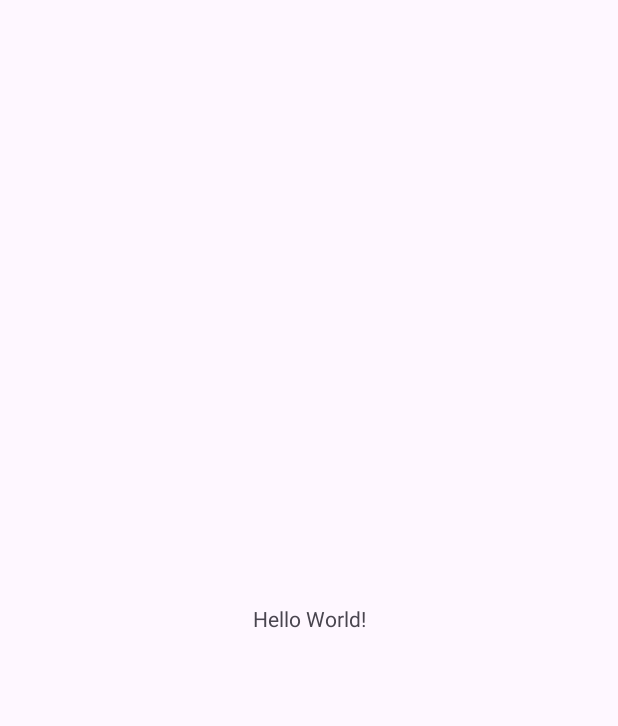
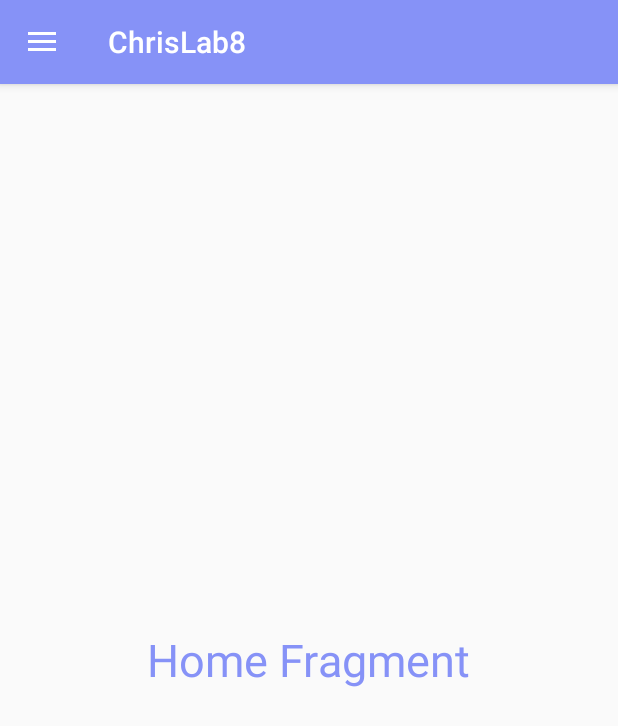
Before and after one commit to ChristopherGarcia1506/ChrisGarciaLab8, an Android app: the screen it shows after launch (GarciaActivity8), on a phone screen of 412 x 824 dp. Before the commit the part shown is almost empty. Shown: the top 726 px of the screen. Run offline under Robolectric (Android 15) with nearby library versions, the phone set to English and light mode, and no system bars.

Commit message:
4) implemented  navigation drawer with their respective fragments

```diff
--- a/ChrisModule8/src/main/AndroidManifest.xml
+++ b/ChrisModule8/src/main/AndroidManifest.xml
@@ -14,12 +14,16 @@
         tools:targetApi="31">
         <activity
             android:name=".GarciaActivity8"
+            android:theme="@style/Theme.AppCompat.Light.NoActionBar"
             android:exported="true">
             <intent-filter>
                 <action android:name="android.intent.action.MAIN" />
 
                 <category android:name="android.intent.category.LAUNCHER" />
             </intent-filter>
+            <meta-data
+                android:name="android.app.lib_name"
+                android:value="" />
         </activity>
     </application>
 
--- a/ChrisModule8/src/main/java/chris/garcia/n01371506/cg/GarciaActivity8.java
+++ b/ChrisModule8/src/main/java/chris/garcia/n01371506/cg/GarciaActivity8.java
@@ -1,24 +1,72 @@
 package chris.garcia.n01371506.cg;
 
+import android.app.AlertDialog;
+import android.content.Intent;
+import android.net.Uri;
 import android.os.Bundle;
 
-import androidx.activity.EdgeToEdge;
+import androidx.annotation.NonNull;
+import androidx.appcompat.app.ActionBarDrawerToggle;
 import androidx.appcompat.app.AppCompatActivity;
-import androidx.core.graphics.Insets;
-import androidx.core.view.ViewCompat;
-import androidx.core.view.WindowInsetsCompat;
+import androidx.appcompat.widget.Toolbar;
+import androidx.core.view.GravityCompat;
+import androidx.drawerlayout.widget.DrawerLayout;
 
-public class GarciaActivity8 extends AppCompatActivity {
+import android.provider.Settings;
+import android.view.MenuItem;
+import android.widget.Toast;
+import com.google.android.material.navigation.NavigationView;
 
+public class GarciaActivity8 extends AppCompatActivity implements NavigationView.OnNavigationItemSelectedListener{
+
+    private DrawerLayout drawerLayout;
     @Override
     protected void onCreate(Bundle savedInstanceState) {
         super.onCreate(savedInstanceState);
-        EdgeToEdge.enable(this);
         setContentView(R.layout.activity_main);
-        ViewCompat.setOnApplyWindowInsetsListener(findViewById(R.id.main), (v, insets) -> {
-            Insets systemBars = insets.getInsets(WindowInsetsCompat.Type.systemBars());
-            v.setPadding(systemBars.left, systemBars.top, systemBars.right, systemBars.bottom);
-            return insets;
-        });
+        Toolbar toolbar = findViewById(R.id.toolbar); //Ignore red line errors
+        setSupportActionBar(toolbar);
+        drawerLayout = findViewById(R.id.drawer_layout);
+        NavigationView navigationView = findViewById(R.id.nav_view);
+        navigationView.setNavigationItemSelectedListener((NavigationView.OnNavigationItemSelectedListener) this);;
+        ActionBarDrawerToggle toggle = new ActionBarDrawerToggle(this, drawerLayout, toolbar, R.string.open_nav,
+                R.string.close_nav);
+        drawerLayout.addDrawerListener(toggle);
+        toggle.syncState();
+        if (savedInstanceState == null) {
+            getSupportFragmentManager().beginTransaction().replace(R.id.fragment_container, new HomeFragment()).commit();
+            navigationView.setCheckedItem(R.id.nav_home);
+        }
+    }
+    @Override
+    public boolean onNavigationItemSelected(@NonNull MenuItem item) {
+        int id = item.getItemId();
+        if (id == R.id.nav_home) {
+            getSupportFragmentManager().beginTransaction().replace(R.id.fragment_container, new HomeFragment()).commit();
+
+        } else if (id == R.id.nav_settings) {
+            getSupportFragmentManager().beginTransaction().replace(R.id.fragment_container, new SettingsFragment()).commit();
+
+        } else if (id == R.id.nav_share) {
+            getSupportFragmentManager().beginTransaction().replace(R.id.fragment_container, new ShareFragment()).commit();
+
+        } else if (id == R.id.nav_about) {
+            getSupportFragmentManager().beginTransaction().replace(R.id.fragment_container, new AboutFragment()).commit();
+
+        } else if (id == R.id.nav_logout) {
+            Toast.makeText(this, "Logout!", Toast.LENGTH_SHORT).show();
+
+        }
+        drawerLayout.closeDrawer(GravityCompat.START);
+        return true;
+    }
+
+    @Override
+    public void onBackPressed() {
+        if (drawerLayout.isDrawerOpen(GravityCompat.START)) {
+            drawerLayout.closeDrawer(GravityCompat.START);
+        } else {
+            super.onBackPressed();
+        }
     }
 }
--- /dev/null
+++ b/ChrisModule8/src/main/java/chris/garcia/n01371506/cg/HomeFragment.java
@@ -0,0 +1,64 @@
+package chris.garcia.n01371506.cg;
+
+import android.os.Bundle;
+
+import androidx.fragment.app.Fragment;
+
+import android.view.LayoutInflater;
+import android.view.View;
+import android.view.ViewGroup;
+
+/**
+ * A simple {@link Fragment} subclass.
+ * Use the {@link HomeFragment#newInstance} factory method to
+ * create an instance of this fragment.
+ */
+public class HomeFragment extends Fragment {
+
+    // TODO: Rename parameter arguments, choose names that match
+    // the fragment initialization parameters, e.g. ARG_ITEM_NUMBER
+    private static final String ARG_PARAM1 = "param1";
+    private static final String ARG_PARAM2 = "param2";
+
+    // TODO: Rename and change types of parameters
+    private String mParam1;
+    private String mParam2;
+
+    public HomeFragment() {
+        // Required empty public constructor
+    }
+
+    /**
+     * Use this factory method to create a new instance of
+     * this fragment using the provided parameters.
+     *
+     * @param param1 Parameter 1.
+     * @param param2 Parameter 2.
+     * @return A new instance of fragment HomeFragment.
+     */
+    // TODO: Rename and change types and number of parameters
+    public static HomeFragment newInstance(String param1, String param2) {
+        HomeFragment fragment = new HomeFragment();
+        Bundle args = new Bundle();
+        args.putString(ARG_PARAM1, param1);
+        args.putString(ARG_PARAM2, param2);
+        fragment.setArguments(args);
+        return fragment;
+    }
+
+    @Override
+    public void onCreate(Bundle savedInstanceState) {
+        super.onCreate(savedInstanceState);
+        if (getArguments() != null) {
+            mParam1 = getArguments().getString(ARG_PARAM1);
+            mParam2 = getArguments().getString(ARG_PARAM2);
+        }
+    }
+
+    @Override
+    public View onCreateView(LayoutInflater inflater, ViewGroup container,
+                             Bundle savedInstanceState) {
+        // Inflate the layout for this fragment
+        return inflater.inflate(R.layout.fragment_home, container, false);
+    }
+}
--- /dev/null
+++ b/ChrisModule8/src/main/res/drawable/nav_about.xml
@@ -0,0 +1,5 @@
+<vector xmlns:android="http://schemas.android.com/apk/res/android" android:height="24dp" android:tint="#000000" android:viewportHeight="24" android:viewportWidth="24" android:width="24dp">
+
+    <path android:fillColor="@android:color/white" android:pathData="M12,2C6.48,2 2,6.48 2,12s4.48,10 10,10 10,-4.48 10,-10S17.52,2 12,2zM13,17h-2v-6h2v6zM13,9h-2L11,7h2v2z"/>
+
+</vector>
--- a/ChrisModule8/src/main/res/layout/activity_main.xml
+++ b/ChrisModule8/src/main/res/layout/activity_main.xml
@@ -1,19 +1,44 @@
 <?xml version="1.0" encoding="utf-8"?>
-<androidx.constraintlayout.widget.ConstraintLayout xmlns:android="http://schemas.android.com/apk/res/android"
+<androidx.drawerlayout.widget.DrawerLayout
+    xmlns:android="http://schemas.android.com/apk/res/android"
     xmlns:app="http://schemas.android.com/apk/res-auto"
     xmlns:tools="http://schemas.android.com/tools"
-    android:id="@+id/main"
     android:layout_width="match_parent"
     android:layout_height="match_parent"
+    android:id="@+id/drawer_layout"
+    android:fitsSystemWindows="true"
+    tools:openDrawer="start"
     tools:context=".GarciaActivity8">
 
-    <TextView
+    <LinearLayout
+        android:layout_width="match_parent"
+        android:layout_height="match_parent"
+        android:orientation="vertical">
+
+        <androidx.appcompat.widget.Toolbar
+            android:layout_width="match_parent"
+            android:layout_height="56dp"
+            android:id="@+id/toolbar"
+            android:elevation="4dp"
+            android:background="@color/lavender"
+            android:theme="@style/ThemeOverlay.AppCompat.Dark.ActionBar"
+            android:popupTheme="@style/ThemeOverlay.AppCompat.Light"/>
+
+        <FrameLayout
+            android:layout_width="match_parent"
+            android:layout_height="match_parent"
+            android:id="@+id/fragment_container"/>
+
+    </LinearLayout>
+
+    <com.google.android.material.navigation.NavigationView
         android:layout_width="wrap_content"
-        android:layout_height="wrap_content"
-        android:text="Hello World!"
-        app:layout_constraintBottom_toBottomOf="parent"
-        app:layout_constraintEnd_toEndOf="parent"
-        app:layout_constraintStart_toStartOf="parent"
-        app:layout_constraintTop_toTopOf="parent" />
+        android:layout_height="match_parent"
+        android:id="@+id/nav_view"
+        android:layout_gravity="start"
+        app:headerLayout="@layout/nav_header"
+        app:menu="@menu/nav_menu"
+        app:itemIconTint="@color/lavender"
+        app:itemTextColor="@color/lavender"/>
 
-</androidx.constraintlayout.widget.ConstraintLayout>
+</androidx.drawerlayout.widget.DrawerLayout>
--- /dev/null
+++ b/ChrisModule8/src/main/res/layout/fragment_home.xml
@@ -0,0 +1,18 @@
+<?xml version="1.0" encoding="utf-8"?>
+<RelativeLayout
+    xmlns:android="http://schemas.android.com/apk/res/android"
+    xmlns:tools="http://schemas.android.com/tools"
+    android:layout_width="match_parent"
+    android:layout_height="match_parent"
+    tools:context=".HomeFragment">
+
+    <!-- TODO: Update blank fragment layout -->
+    <TextView
+        android:layout_width="wrap_content"
+        android:layout_height="wrap_content"
+        android:text="Home Fragment"
+        android:textSize="30sp"
+        android:layout_centerInParent="true"
+        android:textColor="@color/lavender"/>
+
+</RelativeLayout>
--- /dev/null
+++ b/ChrisModule8/src/main/res/menu/nav_menu.xml
@@ -0,0 +1,34 @@
+<?xml version="1.0" encoding="utf-8"?>
+<menu
+    xmlns:android="http://schemas.android.com/apk/res/android"
+    xmlns:tools="http://schemas.android.com/tools"
+    tools:showIn = "navigation_view">
+    <group
+        android:checkableBehavior="single">
+        <item
+            android:id="@+id/nav_home"
+            android:icon="@drawable/nav_home"
+            android:title="Home"/>
+        <item
+            android:id="@+id/nav_settings"
+            android:icon="@drawable/nav_settings"
+            android:title="Settings"/>
+        <item
+            android:id="@+id/nav_share"
+            android:icon="@drawable/nav_share"
+            android:title="Share"/>
+        <item
+            android:id="@+id/nav_about"
+            android:icon="@drawable/nav_about"
+            android:title="About Us"/>
+    </group>
+    <item
+        android:title="">
+        <menu>
+            <item
+                android:id="@+id/nav_logout"
+                android:icon="@drawable/nav_logout"
+                android:title="Logout"/>
+        </menu>
+    </item>
+</menu>
--- a/ChrisModule8/src/main/res/values/colors.xml
+++ b/ChrisModule8/src/main/res/values/colors.xml
@@ -1,5 +1,11 @@
 <?xml version="1.0" encoding="utf-8"?>
 <resources>
+    <color name="purple_200">#FFBB86FC</color>
+    <color name="purple_500">#FF6200EE</color>
+    <color name="purple_700">#FF3700B3</color>
+    <color name="teal_200">#FF03DAC5</color>
+    <color name="teal_700">#FF018786</color>
     <color name="black">#FF000000</color>
     <color name="white">#FFFFFFFF</color>
+    <color name="lavender">#8692f7</color>
 </resources>
--- a/ChrisModule8/src/main/res/values/strings.xml
+++ b/ChrisModule8/src/main/res/values/strings.xml
@@ -1,3 +1,7 @@
 <resources>
     <string name="app_name">ChrisLab8</string>
+    <string name="open_nav">Open Navigation Drawer</string>
+    <string name="close_nav">Close Navigation Drawer</string>
+    <!-- TODO: Remove or change this placeholder text -->
+    <string name="hello_blank_fragment">Hello blank fragment</string>
 </resources>
--- a/ChrisModule8/src/main/res/values/themes.xml
+++ b/ChrisModule8/src/main/res/values/themes.xml
@@ -1,8 +1,16 @@
 <resources xmlns:tools="http://schemas.android.com/tools">
     <!-- Base application theme. -->
-    <style name="Base.Theme.ChrisLab8" parent="Theme.Material3.DayNight.NoActionBar">
-        <!-- Customize your light theme here. -->
-        <!-- <item name="colorPrimary">@color/my_light_primary</item> -->
+    <style name="Base.Theme.ChrisLab8" parent="Theme.MaterialComponents.DayNight.DarkActionBar">
+        <item name="colorPrimary">@color/lavender</item>
+        <item name="colorPrimaryVariant">@color/lavender</item>
+        <item name="colorOnPrimary">@color/white</item>
+        <!-- Secondary brand color. -->
+        <item name="colorSecondary">@color/teal_200</item>
+        <item name="colorSecondaryVariant">@color/teal_700</item>
+        <item name="colorOnSecondary">@color/black</item>
+        <!-- Status bar color. -->
+        <item name="android:statusBarColor">?attr/colorPrimaryVariant</item>
+        <!-- Customize your theme here. -->
     </style>
 
     <style name="Theme.ChrisLab8" parent="Base.Theme.ChrisLab8" />
```
Also changed, not shown: ChrisModule8/src/main/java/chris/garcia/n01371506/cg/AboutFragment.java (added, +64 -0 lines), ChrisModule8/src/main/java/chris/garcia/n01371506/cg/SettingsFragment.java (added, +64 -0 lines), ChrisModule8/src/main/java/chris/garcia/n01371506/cg/ShareFragment.java (added, +64 -0 lines), ChrisModule8/src/main/res/layout/fragment_about.xml (added, +18 -0 lines), ChrisModule8/src/main/res/layout/fragment_settings.xml (added, +16 -0 lines), ChrisModule8/src/main/res/layout/fragment_share.xml (added, +16 -0 lines), ChrisModule8/src/main/res/layout/nav_header.xml (added, +28 -0 lines), ChrisModule8/src/main/res/drawable/aklogo.png (added), ChrisModule8/src/main/res/drawable/headerbkg.png (added).
